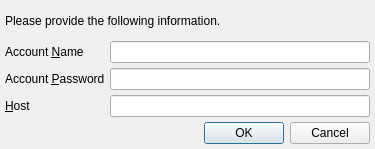
This is GoldBug-UI/postgresqlconnect.ui in xloem/spot-on-svn as Qt 5 draws it before an edit. The edited form follows.
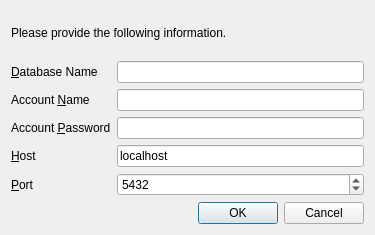
This is the edited form. Icons and pictures are not drawn.

Commit message: Allow reloading of the Dooble INI. Moved Database Name, per request. Refresh e-mail containers after receiving new e-mail.

Patch:
```diff
--- a/GoldBug-UI/postgresqlconnect.ui
+++ b/GoldBug-UI/postgresqlconnect.ui
@@ -7,7 +7,7 @@
     <x>0</x>
     <y>0</y>
     <width>375</width>
-    <height>149</height>
+    <height>235</height>
    </rect>
   </property>
   <property name="windowIcon">
@@ -15,12 +15,6 @@
     <normaloff>:/Logo/goldbug.png</normaloff>:/Logo/goldbug.png</iconset>
   </property>
   <layout class="QVBoxLayout" name="verticalLayout">
-   <property name="spacing">
-    <number>5</number>
-   </property>
-   <property name="margin">
-    <number>5</number>
-   </property>
    <item>
     <widget class="QLabel" name="message">
      <property name="text">
@@ -30,10 +24,20 @@
    </item>
    <item>
     <layout class="QGridLayout" name="gridLayout">
-     <property name="spacing">
-      <number>5</number>
-     </property>
      <item row="0" column="0">
+      <widget class="QLabel" name="label_4">
+       <property name="text">
+        <string>&amp;Database Name</string>
+       </property>
+       <property name="buddy">
+        <cstring>database</cstring>
+       </property>
+      </widget>
+     </item>
+     <item row="0" column="1">
+      <widget class="QLineEdit" name="database"/>
+     </item>
+     <item row="1" column="0">
       <widget class="QLabel" name="label">
        <property name="text">
         <string>Account &amp;Name</string>
@@ -43,10 +47,10 @@
        </property>
       </widget>
      </item>
-     <item row="0" column="1">
+     <item row="1" column="1">
       <widget class="QLineEdit" name="name"/>
      </item>
-     <item row="1" column="0">
+     <item row="2" column="0">
       <widget class="QLabel" name="label_2">
        <property name="text">
         <string>Account &amp;Password</string>
@@ -56,25 +60,52 @@
        </property>
       </widget>
      </item>
-     <item row="1" column="1">
+     <item row="2" column="1">
       <widget class="QLineEdit" name="password">
        <property name="echoMode">
         <enum>QLineEdit::Password</enum>
        </property>
       </widget>
      </item>
-     <item row="2" column="0">
+     <item row="3" column="0">
       <widget class="QLabel" name="label_3">
        <property name="text">
         <string>&amp;Host</string>
        </property>
        <property name="buddy">
-        <cstring>lineEdit</cstring>
+        <cstring>host</cstring>
        </property>
       </widget>
      </item>
-     <item row="2" column="1">
-      <widget class="QLineEdit" name="lineEdit"/>
+     <item row="3" column="1">
+      <widget class="QLineEdit" name="host">
+       <property name="text">
+        <string>localhost</string>
+       </property>
+      </widget>
+     </item>
+     <item row="4" column="0">
+      <widget class="QLabel" name="label_5">
+       <property name="text">
+        <string>&amp;Port</string>
+       </property>
+       <property name="buddy">
+        <cstring>port</cstring>
+       </property>
+      </widget>
+     </item>
+     <item row="4" column="1">
+      <widget class="QSpinBox" name="port">
+       <property name="minimum">
+        <number>1</number>
+       </property>
+       <property name="maximum">
+        <number>65535</number>
+       </property>
+       <property name="value">
+        <number>5432</number>
+       </property>
+      </widget>
      </item>
     </layout>
    </item>
```
Left out of the diff: 4 changed lines with no effect on the pictures. The commit also changes 4 other files.
